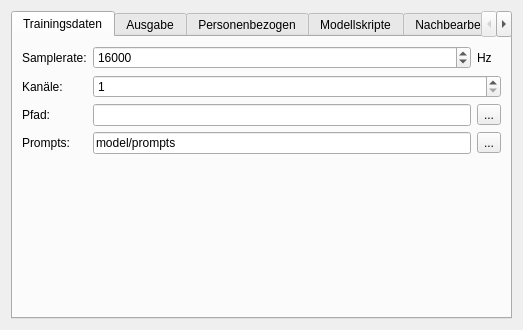
This is ui/modelsettingsdlg.ui in KDE/simon as Qt 5 draws it before an edit. The edited form follows.
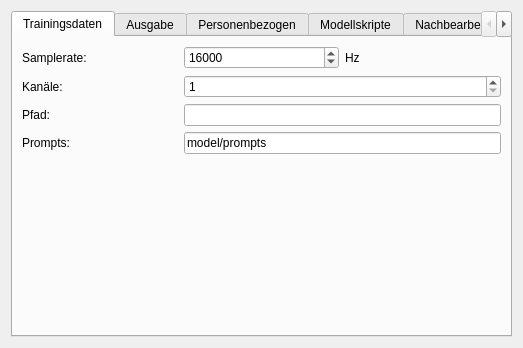
This is the edited form. Icons and pictures are not drawn. Custom widgets are drawn as their Qt base class.

Patch:
```diff
--- a/ui/modelsettingsdlg.ui
+++ b/ui/modelsettingsdlg.ui
@@ -6,7 +6,7 @@
     <x>0</x>
     <y>0</y>
     <width>523</width>
-    <height>330</height>
+    <height>348</height>
    </rect>
   </property>
   <property name="windowTitle" >
@@ -19,10 +19,18 @@
       <number>0</number>
      </property>
      <widget class="QWidget" name="tbSamples" >
+      <property name="geometry" >
+       <rect>
+        <x>0</x>
+        <y>0</y>
+        <width>503</width>
+        <height>301</height>
+       </rect>
+      </property>
       <attribute name="title" >
        <string>Trainingsdaten</string>
       </attribute>
-      <layout class="QGridLayout" >
+      <layout class="QGridLayout" name="gridLayout" >
        <item row="0" column="0" >
         <widget class="QLabel" name="lbSampleRate" >
          <property name="text" >
@@ -83,18 +91,8 @@
          </property>
         </widget>
        </item>
-       <item row="2" column="1" >
-        <widget class="QLineEdit" name="leSamplePath" />
-       </item>
-       <item row="2" column="2" >
-        <widget class="QToolButton" name="tbOpenSamples" >
-         <property name="text" >
-          <string>...</string>
-         </property>
-         <property name="icon" >
-          <iconset resource="../action_icons.qrc" >:/images/icons/document-open.svg</iconset>
-         </property>
-        </widget>
+       <item row="2" column="1" colspan="2" >
+        <widget class="SimonDirSelector" name="leSamplePath" />
        </item>
        <item row="3" column="0" >
         <widget class="QLabel" name="lbPrompts" >
@@ -106,23 +104,13 @@
          </property>
         </widget>
        </item>
-       <item row="3" column="1" >
-        <widget class="QLineEdit" name="lePrompts" >
+       <item row="3" column="1" colspan="2" >
+        <widget class="SimonFileSelector" name="lePrompts" >
          <property name="text" >
           <string>model/prompts</string>
          </property>
         </widget>
        </item>
-       <item row="3" column="2" >
-        <widget class="QToolButton" name="tbOpenPrompts" >
-         <property name="text" >
-          <string>...</string>
-         </property>
-         <property name="icon" >
-          <iconset resource="../action_icons.qrc" >:/images/icons/document-open.svg</iconset>
-         </property>
-        </widget>
-       </item>
        <item row="4" column="1" >
         <spacer>
          <property name="orientation" >
@@ -673,17 +661,30 @@
   </layout>
  </widget>
  <customwidgets>
+  <customwidget>
+   <class>SimonFileSelector</class>
+   <extends>QLineEdit</extends>
+   <header>simonfileselector.h</header>
+   <slots>
+    <signal>urlChanged()</signal>
+   </slots>
+  </customwidget>
+  <customwidget>
+   <class>SimonTableWidget</class>
+   <extends>QTableWidget</extends>
+   <header>simontablewidget.h</header>
+  </customwidget>
+  <customwidget>
+   <class>SimonDirSelector</class>
+   <extends>QLineEdit</extends>
+   <header>simondirselector.h</header>
+  </customwidget>
   <customwidget>
    <class>SimonTabWidget</class>
    <extends>QTabWidget</extends>
    <header>simontabwidget.h</header>
    <container>1</container>
   </customwidget>
-  <customwidget>
-   <class>SimonTableWidget</class>
-   <extends>QTableWidget</extends>
-   <header>simontablewidget.h</header>
-  </customwidget>
  </customwidgets>
  <resources>
   <include location="../action_icons.qrc" />
```
Left out of the diff: 90 changed lines with no effect on the pictures.
